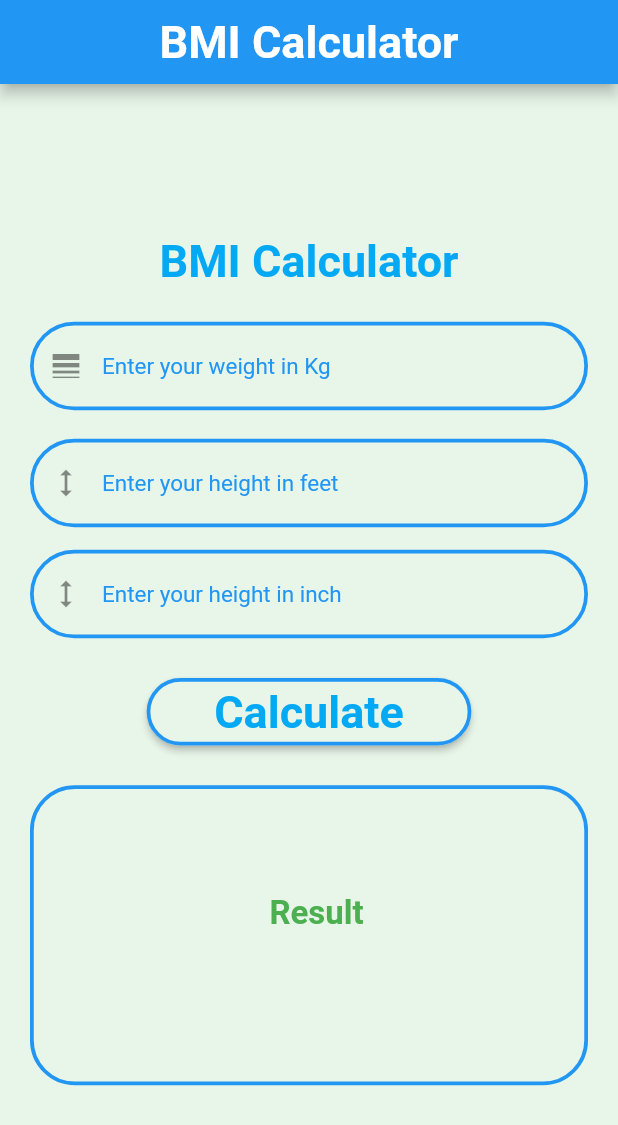
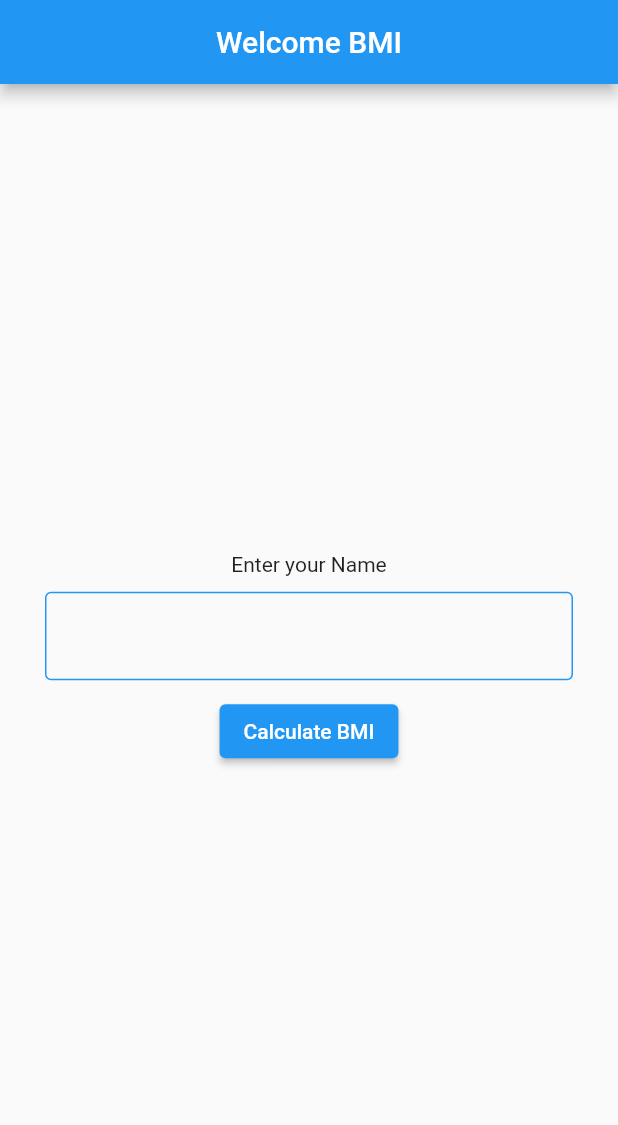
Before and after one commit to asad37/BMI_Calculator, a Flutter app: the screen it shows after launch, on a phone screen of 412 x 824 dp. Shown: the top 1125 px of the screen. Run offline on Flutter 3.47's test engine with Material 2 defaults, Android fonts, the light colour scheme and no system bars; our stand-ins replace firebase_core; accounts and stored records are empty; Roboto replaces fonts that are missing (Fira Sans).

Commit message:
Add Enter Your Name

```diff
--- a/lib/main.dart
+++ b/lib/main.dart
@@ -1,3 +1,4 @@
+import 'package:bmiapp/splash_screen.dart';
 import 'package:firebase_core/firebase_core.dart';
 import 'package:flutter/material.dart';
 
@@ -8,7 +9,7 @@ Future<void> main() async {
   WidgetsFlutterBinding.ensureInitialized();
   await Firebase.initializeApp(
     options: DefaultFirebaseOptions.currentPlatform,
-);
+  );
   runApp(const MyApp());
 }
 
@@ -19,12 +20,9 @@ class MyApp extends StatelessWidget {
   @override
   Widget build(BuildContext context) {
     return MaterialApp(
-      title: 'BMI Calcuator',
-      debugShowCheckedModeBanner: false,
-      theme: ThemeData(
-       primarySwatch: Colors.blue
-      ),
-      home: const HomeScreen()
-    );
+        title: 'BMI Calcuator',
+        debugShowCheckedModeBanner: false,
+        theme: ThemeData(primarySwatch: Colors.blue),
+        home: const SplashScreen());
   }
 }
--- /dev/null
+++ b/lib/name_screen.dart
@@ -0,0 +1,47 @@
+import 'package:flutter/material.dart';
+
+import 'HomeScreen.dart';
+
+class NameScreen extends StatefulWidget {
+  const NameScreen({super.key});
+
+  @override
+  State<NameScreen> createState() => _NameScreenState();
+}
+
+class _NameScreenState extends State<NameScreen> {
+  TextEditingController nameController=TextEditingController();
+  @override
+  Widget build(BuildContext context) {
+    return Scaffold(
+      appBar: AppBar(
+        centerTitle: true,
+        title: Text("Welcome BMI"),
+      ),
+      body: Center(
+        child: Container(
+          margin: EdgeInsets.symmetric(horizontal: 30),
+          child: Column(
+            mainAxisAlignment: MainAxisAlignment.center,
+            children: [
+            Text("Enter your Name"),
+            SizedBox(height: 10,),
+            TextFormField(
+              controller: nameController,
+              decoration: InputDecoration(
+                  enabledBorder: OutlineInputBorder(
+                      borderSide: BorderSide(color: Colors.blue))),
+            ),
+            SizedBox(height: 10,),
+            ElevatedButton(
+                onPressed: () {
+                  Navigator.push(context,
+                      MaterialPageRoute(builder: (context) => HomeScreen()));
+                },
+                child: Text("Calculate BMI"))
+          ]),
+        ),
+      ),
+    );
+  }
+}
```
Also changed, not shown: lib/HomeScreen.dart (+12 -8 lines), lib/splash_screen.dart (+12 -11 lines), pubspec.yaml (+6 -1 lines), assets/logo.png (added), pubspec.lock, 29 other files.
